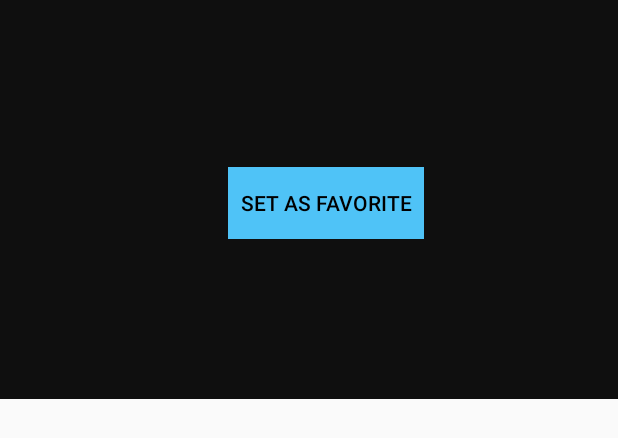
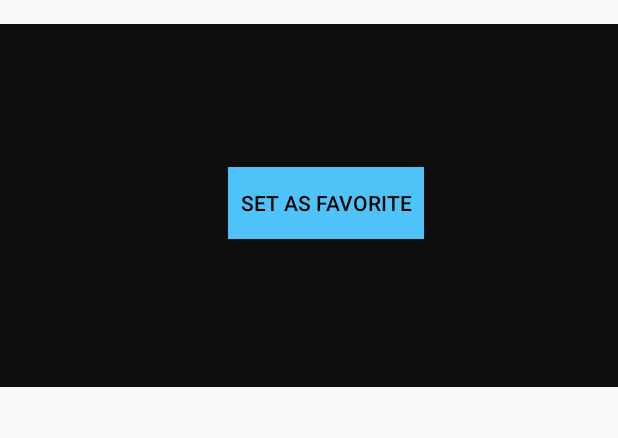
Before and after one commit to alfianlosari/PopularMovies, an Android app: the layout movie_overview_item.xml on its own in the app's theme, with its tools: preview values and no code run, on a phone screen of 412 x 824 dp. Shown: the top 438 px of the screen. Run offline under Robolectric (Android 15) with nearby library versions, the phone set to English and light mode, and no system bars.

```diff
--- a/app/src/main/java/com/example/android/popularmovies/DetailActivity.java
+++ b/app/src/main/java/com/example/android/popularmovies/DetailActivity.java
@@ -219,6 +219,7 @@ public class DetailActivity extends AppCompatActivity implements MovieDetailRecy
             } else {
                 mMovie.isFavorite = false;
             }
+            cursor.close();
 
             getSupportActionBar().setTitle(movie.title);
 
--- a/app/src/main/java/com/example/android/popularmovies/utilities/SortType.java
+++ b/app/src/main/java/com/example/android/popularmovies/utilities/SortType.java
@@ -14,7 +14,7 @@ public enum SortType {
     private int value;
     private static Map map = new HashMap<>();
 
-    private SortType(int value) {
+    SortType(int value) {
         this.value = value;
     }
 
@@ -33,4 +33,4 @@ public enum SortType {
     }
 
 
-};
+}
--- a/app/src/main/res/layout/header_item.xml
+++ b/app/src/main/res/layout/header_item.xml
@@ -15,7 +15,6 @@
         android:layout_marginStart="16dp"
         android:layout_marginTop="16dp"
         android:textAppearance="@style/TextAppearance.AppCompat.Headline"
-        android:text="TextView"
         android:textColor="@android:color/white"
 
         app:layout_constraintEnd_toEndOf="parent"
--- a/app/src/main/res/layout/movie_overview_item.xml
+++ b/app/src/main/res/layout/movie_overview_item.xml
@@ -1,13 +1,9 @@
 <?xml version="1.0" encoding="utf-8"?>
-<FrameLayout xmlns:android="http://schemas.android.com/apk/res/android"
-    xmlns:app="http://schemas.android.com/apk/res-auto"
-    xmlns:tools="http://schemas.android.com/tools"
-    android:layout_width="match_parent"
-    android:layout_height="wrap_content"
-    android:background="#0F0F0F"
-    tools:context="com.example.android.popularmovies.DetailActivity">
+
 
 <LinearLayout
+    xmlns:android="http://schemas.android.com/apk/res/android"
+    android:background="#0F0F0F"
     android:layout_width="match_parent"
     android:layout_height="wrap_content"
     android:layout_marginBottom="8dp"
@@ -88,10 +84,3 @@
 
 
 </LinearLayout>
-
-
-
-
-
-
-</FrameLayout>
--- a/app/src/main/res/layout/movie_review_item.xml
+++ b/app/src/main/res/layout/movie_review_item.xml
@@ -22,7 +22,6 @@
             android:id="@+id/reviewAuthorTextView"
             android:layout_width="match_parent"
             android:layout_height="wrap_content"
-            android:text="Author"
             android:textAppearance="@style/TextAppearance.AppCompat.Body2"
             android:textColor="@android:color/white" />
 
@@ -32,7 +31,6 @@
             android:layout_width="match_parent"
             android:layout_height="wrap_content"
             android:textAppearance="@style/TextAppearance.AppCompat.Caption"
-            android:text="TextView"
             android:textColor="@android:color/white" />
 
     </LinearLayout>
--- a/app/src/main/res/layout/movie_video_item.xml
+++ b/app/src/main/res/layout/movie_video_item.xml
@@ -14,7 +14,6 @@
         android:layout_marginEnd="16dp"
         android:layout_marginStart="16dp"
         android:layout_marginTop="16dp"
-        android:text="TextView"
         android:textColor="@android:color/white"
         app:layout_constraintBottom_toBottomOf="parent"
         app:layout_constraintEnd_toEndOf="parent"
--- a/app/src/main/res/values/colors.xml
+++ b/app/src/main/res/values/colors.xml
@@ -4,5 +4,4 @@
     <color name="colorPrimaryDark">#8b0000</color>
     <color name="colorAccent">#4FC3F7</color>
     <color name="colorBackground">#0f0f0f</color>
-    <color name="activated">#E0E0E0</color>
 </resources>
--- a/app/src/main/res/values/strings.xml
+++ b/app/src/main/res/values/strings.xml
@@ -12,8 +12,6 @@
     <string name="release_date">Released: </string>
     <string name="average_vote">Average Vote: </string>
     <string name="movie_parcelable" translatable="false">movie</string>
-    <string name="movie_id" translatable="false">movie_id</string>
-    <string name="movie_favorite" translatable="false">movie_favorite</string>
     <string name="set_favorite">Set as favorite</string>
     <string name="unset_favorite">Unset as favorite</string>
     <string name="trailer_title">Trailers</string>
```
Lines whose indentation alone changed are shown as unchanged.
